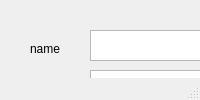
First picture: the form in Version_2/UI/Rigister_F.ui, repository imyasin2000/pychat, before the edit.
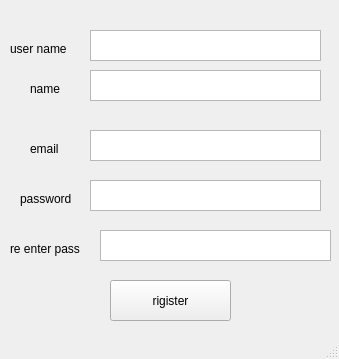
Second picture: the form after the edit. Icons and pictures are not drawn.

Commit message: ui pishfarz ezafe shod va chand bug fix shod

What changed in the file:
```diff
--- a/Version_2/UI/Rigister_F.ui
+++ b/Version_2/UI/Rigister_F.ui
@@ -2,6 +2,14 @@
 <ui version="4.0">
  <class>MainWindow</class>
  <widget class="QMainWindow" name="MainWindow">
+  <property name="geometry">
+   <rect>
+    <x>0</x>
+    <y>0</y>
+    <width>339</width>
+    <height>359</height>
+   </rect>
+  </property>
   <property name="tabletTracking">
    <bool>false</bool>
   </property>
@@ -25,20 +33,20 @@
    <enum>QTabWidget::Rounded</enum>
   </property>
   <widget class="QWidget" name="centralwidget">
-   <widget class="QPushButton" name="pushButton">
+   <widget class="QPushButton" name="rigister_b">
     <property name="geometry">
      <rect>
-      <x>130</x>
-      <y>370</y>
-      <width>83</width>
-      <height>25</height>
+      <x>110</x>
+      <y>280</y>
+      <width>121</width>
+      <height>41</height>
      </rect>
     </property>
     <property name="text">
-     <string>PushButton</string>
+     <string>rigister</string>
     </property>
    </widget>
-   <widget class="QTextEdit" name="textEdit">
+   <widget class="QTextEdit" name="username_t">
     <property name="geometry">
      <rect>
       <x>90</x>
@@ -48,20 +56,20 @@
      </rect>
     </property>
    </widget>
-   <widget class="QLabel" name="label">
+   <widget class="QLabel" name="username_l">
     <property name="geometry">
      <rect>
-      <x>30</x>
+      <x>10</x>
       <y>40</y>
-      <width>64</width>
+      <width>71</width>
       <height>17</height>
      </rect>
     </property>
     <property name="text">
-     <string>name</string>
+     <string>user name</string>
     </property>
    </widget>
-   <widget class="QTextEdit" name="textEdit_2">
+   <widget class="QTextEdit" name="email_t">
     <property name="geometry">
      <rect>
       <x>90</x>
@@ -71,7 +79,7 @@
      </rect>
     </property>
    </widget>
-   <widget class="QLabel" name="label_2">
+   <widget class="QLabel" name="email_l">
     <property name="geometry">
      <rect>
       <x>30</x>
@@ -81,79 +89,56 @@
      </rect>
     </property>
     <property name="text">
-     <string>name</string>
+     <string>email</string>
     </property>
    </widget>
-   <widget class="QTextEdit" name="textEdit_3">
+   <widget class="QTextEdit" name="password_t">
     <property name="geometry">
      <rect>
       <x>90</x>
-      <y>170</y>
-      <width>231</width>
-      <height>31</height>
-     </rect>
-    </property>
-   </widget>
-   <widget class="QLabel" name="label_3">
-    <property name="geometry">
-     <rect>
-      <x>30</x>
       <y>180</y>
-      <width>64</width>
-      <height>17</height>
-     </rect>
-    </property>
-    <property name="text">
-     <string>name</string>
-    </property>
-   </widget>
-   <widget class="QTextEdit" name="textEdit_4">
-    <property name="geometry">
-     <rect>
-      <x>90</x>
-      <y>260</y>
       <width>231</width>
       <height>31</height>
      </rect>
     </property>
    </widget>
-   <widget class="QLabel" name="label_4">
+   <widget class="QLabel" name="password_l">
     <property name="geometry">
      <rect>
-      <x>30</x>
-      <y>270</y>
+      <x>20</x>
+      <y>190</y>
       <width>64</width>
       <height>17</height>
      </rect>
     </property>
     <property name="text">
-     <string>name</string>
+     <string>password</string>
     </property>
    </widget>
-   <widget class="QTextEdit" name="textEdit_5">
+   <widget class="QTextEdit" name="repassword_t">
     <property name="geometry">
      <rect>
-      <x>90</x>
-      <y>310</y>
+      <x>100</x>
+      <y>230</y>
       <width>231</width>
       <height>31</height>
      </rect>
     </property>
    </widget>
-   <widget class="QLabel" name="label_5">
+   <widget class="QLabel" name="repass_l">
     <property name="geometry">
      <rect>
-      <x>30</x>
-      <y>320</y>
-      <width>64</width>
+      <x>10</x>
+      <y>240</y>
+      <width>91</width>
       <height>17</height>
      </rect>
     </property>
     <property name="text">
-     <string>name</string>
+     <string>re enter pass</string>
     </property>
    </widget>
-   <widget class="QTextEdit" name="textEdit_6">
+   <widget class="QTextEdit" name="fullname_t">
     <property name="geometry">
      <rect>
       <x>90</x>
@@ -163,7 +148,7 @@
      </rect>
     </property>
    </widget>
-   <widget class="QLabel" name="label_6">
+   <widget class="QLabel" name="fullname_l">
     <property name="geometry">
      <rect>
       <x>30</x>
```
The commit also changes 5 other files.
